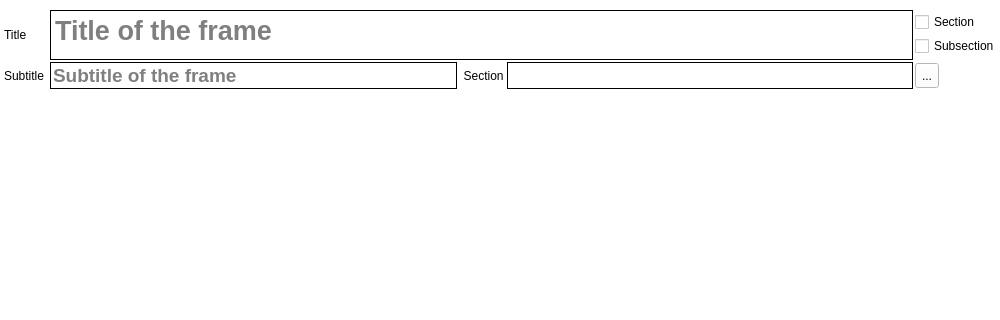
This is gui/FrameWidget.ui in acroper/BeamerQt as Qt 5 draws it before an edit; both pictures show x 0 to 1000 and y 0 to 320 of the 1000 by 800 pixel window. The edited form follows.
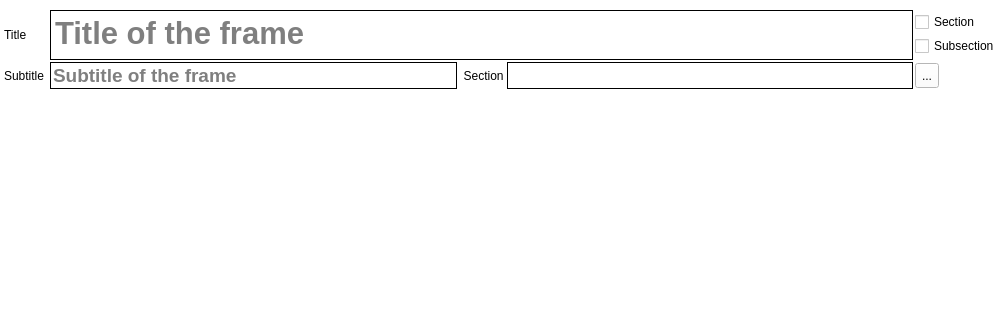
This is the edited form. Icons and pictures are not drawn.

```diff
--- a/gui/FrameWidget.ui
+++ b/gui/FrameWidget.ui
@@ -136,7 +136,7 @@
             </property>
             <property name="font">
              <font>
-              <pointsize>20</pointsize>
+              <pointsize>23</pointsize>
               <weight>75</weight>
               <bold>true</bold>
              </font>
```
